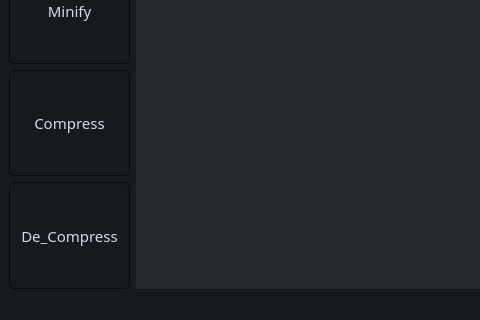
Qt form XML_Editor.ui (MoAbdulrahem/XML_parser) before a commit; both pictures show x 0 to 480 and y 546 to 866 of the 1254 by 866 pixel window.
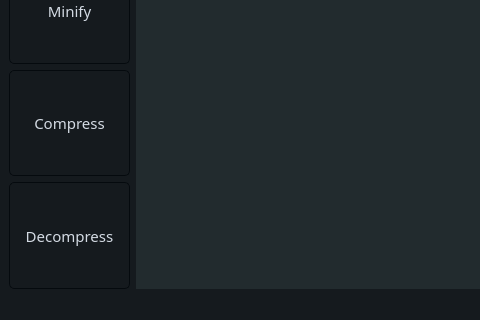
The same form after that commit. Icons and pictures are not drawn.

Commit message: final.py and ui file after   connecting with compress and decompress functions

What changed in the file:
```diff
--- a/XML_Editor.ui
+++ b/XML_Editor.ui
@@ -50,10 +50,8 @@
 }
 QToolButton {
 	border-style: solid;
-	border-top-color: qlineargradient(spread:pad, x1:0.5, y1:1, x2:0.5, y2:0, stop:0 rgb(215, 215, 215), stop:1 rgb(222, 222, 222));
-	border-right-color: qlineargradient(spread:pad, x1:0, y1:0.5, x2:1, y2:0.5, stop:0 rgb(217, 217, 217), stop:1 rgb(227, 227, 227));
-	border-left-color: qlineargradient(spread:pad, x1:0, y1:0.5, x2:1, y2:0.5, stop:0 rgb(227, 227, 227), stop:1 rgb(217, 217, 217));
-	border-bottom-color: qlineargradient(spread:pad, x1:0.5, y1:1, x2:0.5, y2:0, stop:0 rgb(215, 215, 215), stop:1 rgb(222, 222, 222));
+	
+	border-color: rgb(34, 43, 46);
 	border-width: 1px;
 	border-radius: 5px;
 	color: #d3dae3;
@@ -179,7 +177,7 @@
 	
 	
   	spacing: 20px;
-  	padding: 10px20px;
+  	padding: 50px50px;
 	
 
 }
@@ -762,7 +760,7 @@
        </font>
       </property>
       <property name="text">
-       <string>De_Compress</string>
+       <string>Decompress</string>
       </property>
      </widget>
     </item>
```
Left out of the diff: 8 changed lines with no effect on the pictures. The commit also changes 12 other files.
